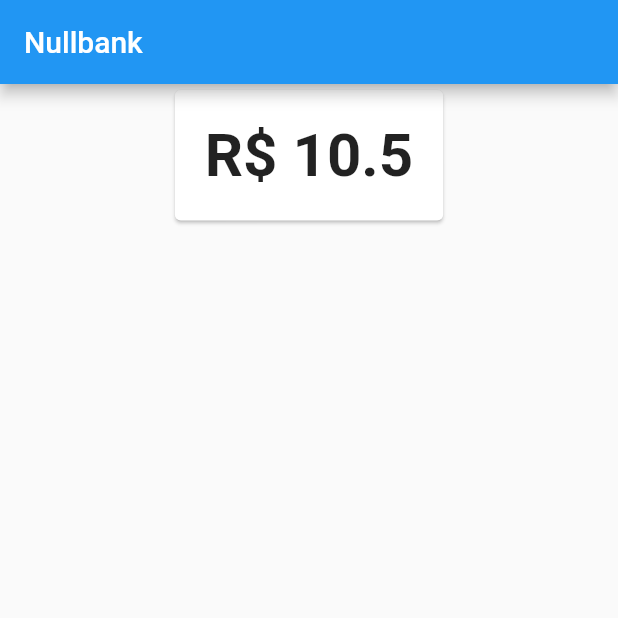
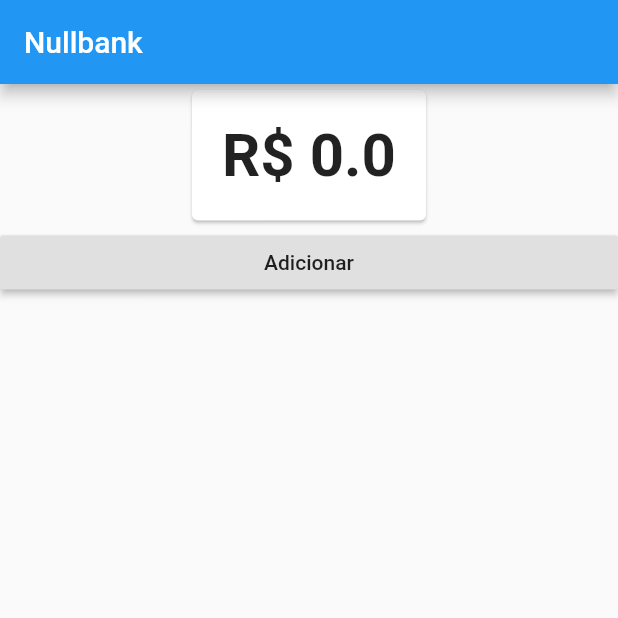
Before and after one commit to igupansini/Studying-Flutter, a Flutter app: the screen it shows after launch, on a phone screen of 412 x 824 dp, the top half of it. Run offline on Flutter 3.47's test engine with Material 2 defaults, Android fonts, the phone set to English and light mode, and no system bars.

Commit message:
Add e Remove

```diff
--- a/bank/lib/main.dart
+++ b/bank/lib/main.dart
@@ -5,7 +5,7 @@ import 'models/balance.dart';
 
 void main() {
   runApp(ChangeNotifierProvider(
-    create: (context) => Balance(10.50),
+    create: (context) => Balance(0),
     child: MyApp(),
   ));
 }
--- a/bank/lib/models/balance.dart
+++ b/bank/lib/models/balance.dart
@@ -1,9 +1,19 @@
 import 'package:flutter/material.dart';
 
 class Balance extends ChangeNotifier {
-  final double value;
+  double value;
 
   Balance(this.value);
+
+  void add(double value) {
+    this.value += value;
+    notifyListeners();
+  }
+
+  void remove(double value) {
+    this.value -= value;
+    notifyListeners();
+  }
 
   @override
   String toString() {
--- a/bank/lib/screens/dashboard.dart
+++ b/bank/lib/screens/dashboard.dart
@@ -1,5 +1,7 @@
+import 'package:bank/models/balance.dart';
 import 'package:bank/widgets/balance_card.dart';
 import 'package:flutter/material.dart';
+import 'package:provider/provider.dart';
 
 class Dashboard extends StatelessWidget {
   @override
@@ -8,10 +10,23 @@ class Dashboard extends StatelessWidget {
         appBar: AppBar(
           title: const Text("Nullbank"),
         ),
-      body: Align(
+        body: ListView(
+          children: [
+            Align(
               child: BalanceCard(),
               alignment: Alignment.topCenter,
             ),
+            Consumer<Balance>(
+              builder: (context, balance, child) {
+                return RaisedButton(
+                  child: Text("Adicionar"),
+                  onPressed: () {
+                    balance.add(10);
+                  },
                 );
+              },
+            ),
+          ],
+        ));
   }
 }
```
Lines whose indentation alone changed are shown as unchanged.
